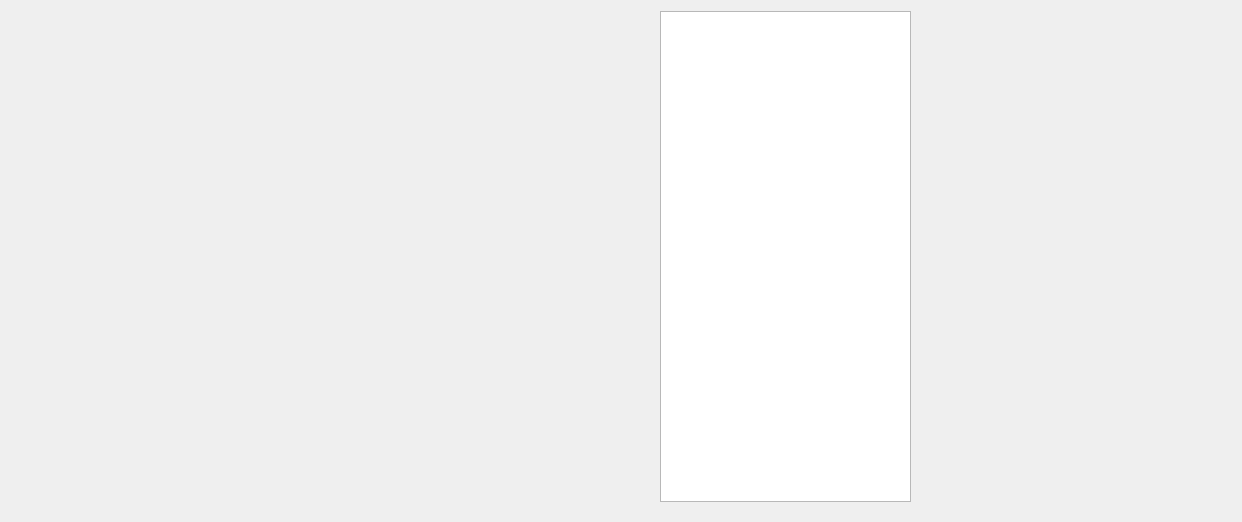
Above: UI/StonksMainWindow.ui from ShinokuS/StonksApp before the change. Below: the same form after it.
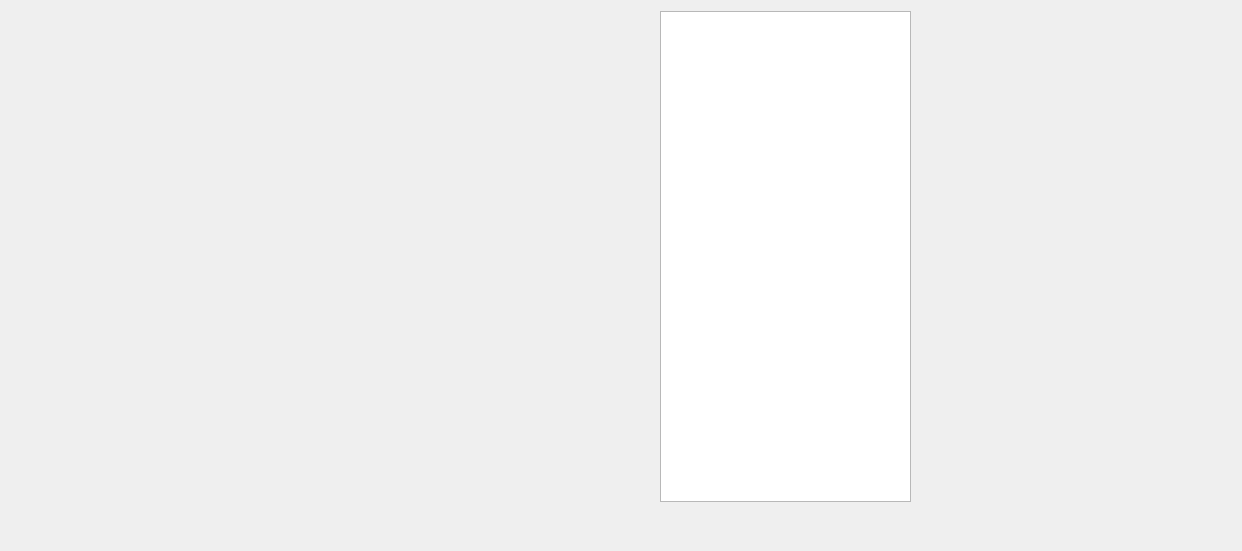
That is the form after the change.

Diff of the .ui file:
```diff
--- a/UI/StonksMainWindow.ui
+++ b/UI/StonksMainWindow.ui
@@ -7,7 +7,7 @@
     <x>0</x>
     <y>0</y>
     <width>1242</width>
-    <height>522</height>
+    <height>551</height>
    </rect>
   </property>
   <property name="windowTitle">
@@ -44,6 +44,19 @@
      </rect>
     </property>
    </widget>
+   <widget class="QLabel" name="label">
+    <property name="geometry">
+     <rect>
+      <x>660</x>
+      <y>510</y>
+      <width>251</width>
+      <height>31</height>
+     </rect>
+    </property>
+    <property name="text">
+     <string/>
+    </property>
+   </widget>
   </widget>
  </widget>
  <layoutdefault spacing="6" margin="11"/>
```
